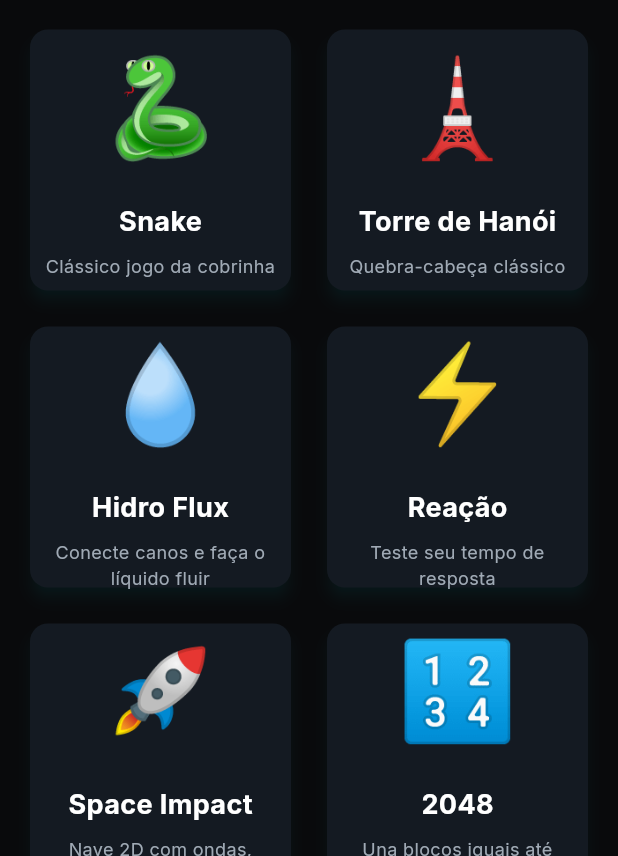
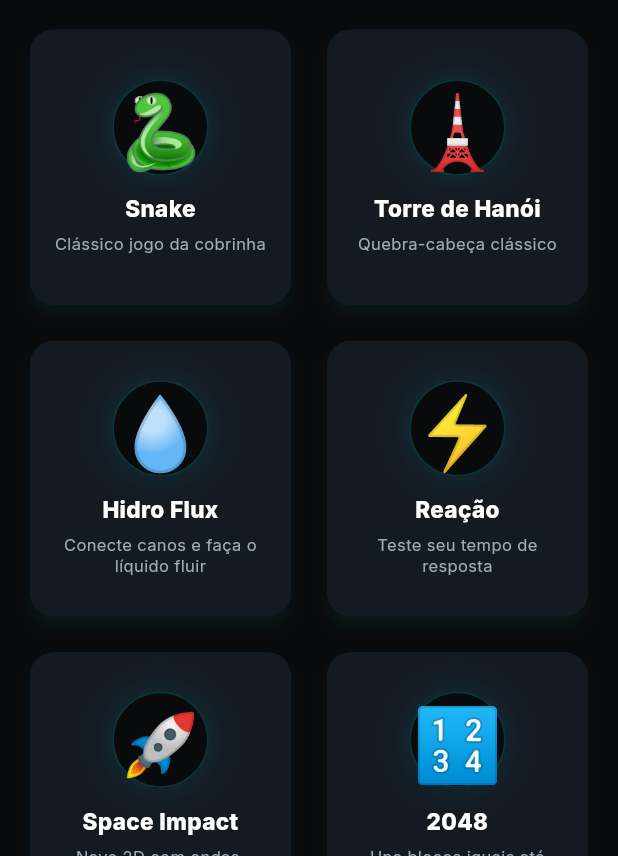
Before and after one commit to wagneraragao-86/HubSmartGames, a Flutter app: the screen it shows after launch, on a phone screen of 412 x 824 dp, the part 380-1236 px from its top. Run offline on Flutter 3.47's test engine with Material 3 defaults, Android fonts, the phone set to English and light mode, and no system bars; our stand-ins replace cloud_firestore, firebase_auth, firebase_core, google_fonts, google_mobile_ads, google_sign_in and 3 more; accounts and stored records are empty; network calls fail; project files that could hold a hidden picture were left out.

Commit message:
Ajustes na responsividade da tela

```diff
--- a/lib/main.dart
+++ b/lib/main.dart
@@ -28,8 +28,35 @@ class BootstrapApp extends StatefulWidget {
   State<BootstrapApp> createState() => _BootstrapAppState();
 }
 
-class _BootstrapAppState extends State<BootstrapApp> {
+class _BootstrapAppState extends State<BootstrapApp> with WidgetsBindingObserver {
   late final Future<_AppDependencies> _bootstrapFuture = _initialize();
+
+  @override
+  void initState() {
+    super.initState();
+    WidgetsBinding.instance.addObserver(this);
+    _setImmersiveMode();
+  }
+
+  @override
+  void dispose() {
+    WidgetsBinding.instance.removeObserver(this);
+    super.dispose();
+  }
+
+  Future<void> _setImmersiveMode() async {
+    await SystemChrome.setEnabledSystemUIMode(
+      SystemUiMode.immersiveSticky,
+      overlays: const [],
+    );
+  }
+
+  @override
+  void didChangeAppLifecycleState(AppLifecycleState state) {
+    if (state == AppLifecycleState.resumed) {
+      _setImmersiveMode();
+    }
+  }
 
   Future<_AppDependencies> _initialize() async {
     await SystemChrome.setPreferredOrientations([
@@ -211,7 +238,10 @@ class MyApp extends StatelessWidget {
           create: (_) => AuthProvider(authService, storageService: storageService),
         ),
         ChangeNotifierProvider(
-          create: (_) => PlayerProvider(storageService),
+          create: (_) => PlayerProvider(
+            storageService,
+            authService: authService,
+          ),
         ),
         ChangeNotifierProvider(
           create: (_) => ScoreProvider(storageService),
--- a/lib/screens/games_hub_screen.dart
+++ b/lib/screens/games_hub_screen.dart
@@ -111,6 +111,15 @@ class _GameHubScreenState extends State<GameHubScreen> {
   Widget _buildGamesTab() {
     final games = Game.getAvailableGames();
 
+    return LayoutBuilder(
+      builder: (context, constraints) {
+        final width = constraints.maxWidth;
+        final crossAxisCount = width >= 1100
+            ? 4
+            : width >= 720
+                ? 3
+                : 2;
+
         return Column(
           children: [
             Container(
@@ -172,10 +181,11 @@ class _GameHubScreenState extends State<GameHubScreen> {
             Expanded(
               child: GridView.builder(
                 padding: const EdgeInsets.all(16),
-            gridDelegate: const SliverGridDelegateWithFixedCrossAxisCount(
-              crossAxisCount: 2,
+                gridDelegate: SliverGridDelegateWithFixedCrossAxisCount(
+                  crossAxisCount: crossAxisCount,
                   crossAxisSpacing: 16,
                   mainAxisSpacing: 16,
+                  childAspectRatio: width >= 720 ? 1.08 : 0.95,
                 ),
                 itemCount: games.length,
                 itemBuilder: (context, index) {
@@ -187,47 +197,94 @@ class _GameHubScreenState extends State<GameHubScreen> {
             const BannerAdWidget(),
           ],
         );
+      },
+    );
   }
 
   Widget _buildGameCard(BuildContext context, Game game) {
+    return LayoutBuilder(
+      builder: (context, constraints) {
+        final compact = constraints.maxHeight < 220 || constraints.maxWidth < 180;
+        final iconSize = compact ? 48.0 : 64.0;
+        final titleSize = compact ? 15.0 : 18.0;
+        final descSize = compact ? 11.0 : 12.0;
+
         return Card(
           elevation: 4,
           shape: RoundedRectangleBorder(
-        borderRadius: BorderRadius.circular(12),
+            borderRadius: BorderRadius.circular(16),
           ),
+          clipBehavior: Clip.antiAlias,
           child: InkWell(
             onTap: () => _navigateToGame(context, game),
-        borderRadius: BorderRadius.circular(12),
+            child: Container(
+              decoration: BoxDecoration(
+                gradient: LinearGradient(
+                  colors: [
+                    AppTheme.cardBackground,
+                    AppTheme.cardBackground.withAlpha(235),
+                  ],
+                  begin: Alignment.topCenter,
+                  end: Alignment.bottomCenter,
+                ),
+              ),
+              padding: const EdgeInsets.all(14),
               child: Column(
                 mainAxisAlignment: MainAxisAlignment.center,
                 children: [
-            Text(
+                  Container(
+                    width: compact ? 64 : 76,
+                    height: compact ? 64 : 76,
+                    decoration: BoxDecoration(
+                      shape: BoxShape.circle,
+                      color: AppTheme.background,
+                      border: Border.all(color: AppTheme.accentCyan.withAlpha(50)),
+                      boxShadow: [
+                        BoxShadow(
+                          color: AppTheme.accentCyan.withAlpha(25),
+                          blurRadius: 18,
+                          spreadRadius: 1,
+                        ),
+                      ],
+                    ),
+                    alignment: Alignment.center,
+                    child: Text(
                       game.icon,
-              style: const TextStyle(fontSize: 64),
+                      style: TextStyle(fontSize: iconSize),
                     ),
-            const SizedBox(height: 16),
+                  ),
+                  const SizedBox(height: 12),
                   Text(
                     game.name,
-              style: const TextStyle(
-                fontSize: 18,
-                fontWeight: FontWeight.bold,
+                    textAlign: TextAlign.center,
+                    maxLines: 1,
+                    overflow: TextOverflow.ellipsis,
+                    style: TextStyle(
+                      fontSize: titleSize,
+                      fontWeight: FontWeight.w800,
+                      color: AppTheme.textPrimary,
                     ),
                   ),
-            const SizedBox(height: 8),
-            Padding(
-              padding: const EdgeInsets.symmetric(horizontal: 8),
+                  const SizedBox(height: 6),
+                  Flexible(
                     child: Text(
                       game.description,
                       textAlign: TextAlign.center,
+                      maxLines: compact ? 2 : 3,
+                      overflow: TextOverflow.ellipsis,
                       style: TextStyle(
-                  fontSize: 12,
+                        fontSize: descSize,
                         color: AppTheme.textSecondary,
+                        height: 1.25,
                       ),
                     ),
                   ),
                 ],
               ),
             ),
+          ),
+        );
+      },
     );
   }
 
```
Also changed, not shown: lib/providers/player_provider.dart (+20 -15 lines), lib/screens/games/hanoi_screen.dart (+185 -157 lines), lib/services/storage_service.dart (+32 -18 lines), 1 other file. Lines whose indentation alone changed are shown as unchanged.
